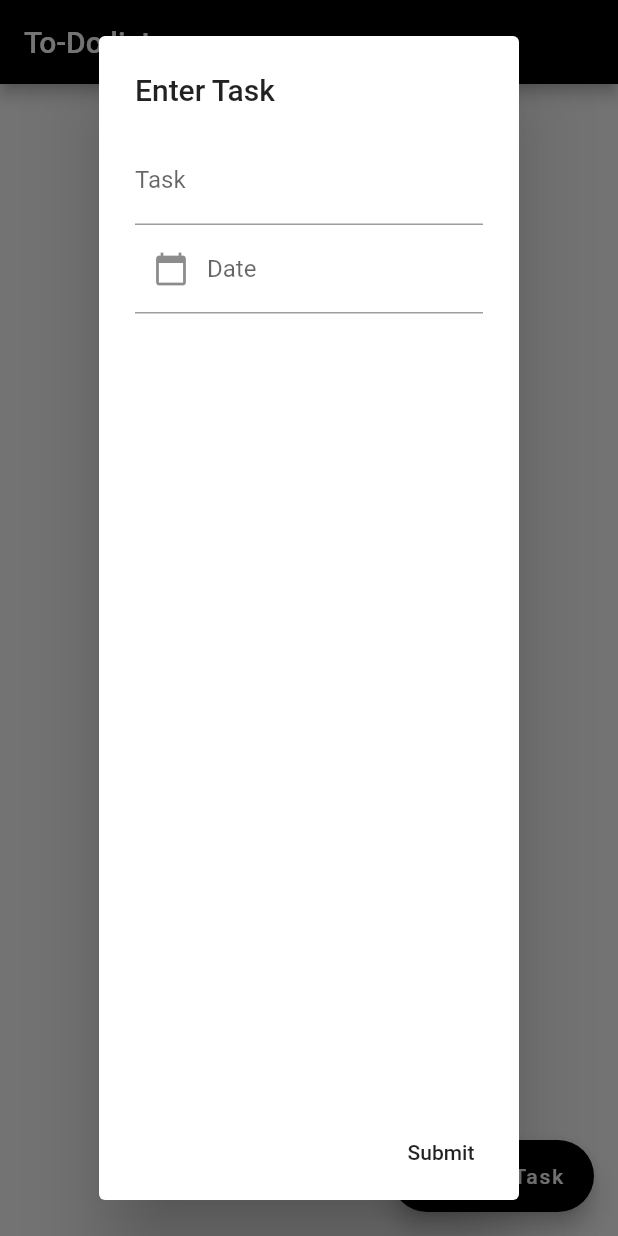
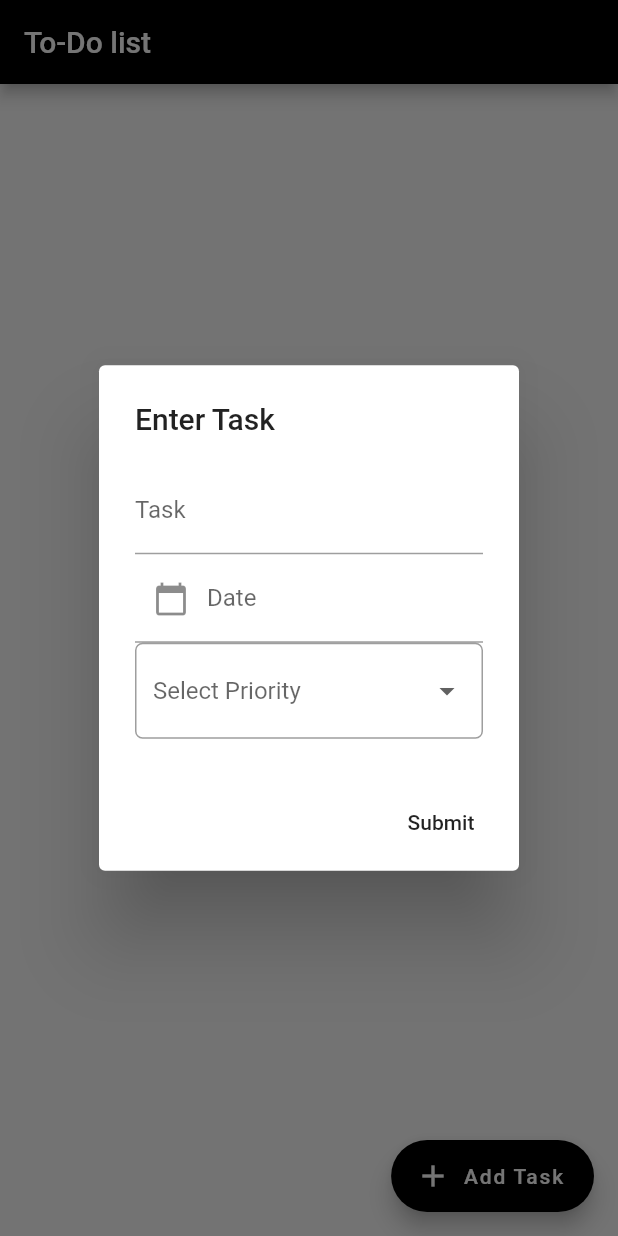
Before and after one commit to eashaankar/TimeDoist, a Flutter app: the screen it shows after launch, after a tap on "Add Task", on a phone screen of 412 x 824 dp. Run offline on Flutter 3.47's test engine with Material 2 defaults, Android fonts, the phone set to English and light mode, and no system bars; our stand-ins replace firebase_core, firebase_database; accounts and stored records are empty.

Commit message:
added Category field

```diff
--- a/lib/TestPage.dart
+++ b/lib/TestPage.dart
@@ -3,6 +3,7 @@
 import 'package:firebase_database/firebase_database.dart';
 import 'package:firebase_database/ui/firebase_animated_list.dart';
 import 'package:intl/intl.dart';
+
 
 
 class TestPage extends StatefulWidget {
@@ -21,14 +22,8 @@
   final taskfiredate = '01-12-2000';
   final customController = TextEditingController();
   final _dateController = TextEditingController();
-
-  //final List<String> tasknames = <String>[];
-
-  /*void addItemToList(){
-    setState(() {
-      tasknames.insert(0,customController.text);
-    });
-  }*/
+  var _currentSelectedValue;
+  final deviceTypes = ["Urgent", "Important", "General"];
 
   DateTime _dateTime = DateTime.now();
 
@@ -52,10 +47,10 @@
 
     final ref = referenceDatabase.reference();
 
-
     var alert = AlertDialog(
       title: Text("Enter Task"),
-      content: Column(
+      content: SingleChildScrollView(
+        child: Column(
           children: [
             TextField(
               controller: customController,
@@ -76,7 +71,36 @@
                 )
               ),
             ),
+        FormField<String>(
+          builder: (FormFieldState<String> state) {
+            return InputDecorator(
+              decoration: InputDecoration(
+                  border: OutlineInputBorder(
+                      borderRadius: BorderRadius.circular(5.0))),
+              child: DropdownButtonHideUnderline(
+                child: DropdownButton<String>(
+                  hint: Text("Select Priority"),
+                  value: _currentSelectedValue,
+                  isDense: true,
+                  onChanged: (String? newValue) {
+                    setState(() {
+                      _currentSelectedValue = newValue!;
+                    });
+                    print(_currentSelectedValue);
+                  },
+                  items: deviceTypes.map((String value) {
+                    return DropdownMenuItem<String>(
+                      value: value,
+                      child: Text(value),
+                    );
+                  }).toList(),
+                ),
+              ),
+            );
+          },
+        ),
           ],
+        ),
       ),
       actions: <Widget>[
         MaterialButton(
@@ -87,7 +111,7 @@
             ref
                 .child('TaskNameF')
                 .push()
-                .set({'Title':customController.text, 'Date':_dateController.text})
+                .set({'Title':customController.text, 'Date':_dateController.text, 'Category':_currentSelectedValue})
                 .asStream();
 
             Navigator.of(context).pop(customController.text.toString());
@@ -102,6 +126,7 @@
             );
             customController.clear();
             _dateController.clear();
+            //_currentSelectedValue.clear();
             // Find the ScaffoldMessenger in the widget tree
             // and use it to show a SnackBar.
             ScaffoldMessenger.of(context).showSnackBar(snackBar);
@@ -123,7 +148,6 @@
   void initState(){
     final FirebaseDatabase database = FirebaseDatabase(app: widget.app);
     _taskName = database.reference().child('TaskNameF');
-
     super.initState();
   }
 
@@ -149,11 +173,21 @@
                         DataSnapshot snapshot,
                         Animation<double> animation,
                         int index){
-                      return new ListTile(
+                      return Column(
+                        children: [
+                          new ListTile(
                               trailing: IconButton(icon: Icon(Icons.delete),
                                 onPressed: () => _taskName.child(snapshot.key).remove(),),
                               title: new Text(snapshot.value['Title']?? 'Error'),
-                        subtitle: new Text(snapshot.value['Date'] ?? 'Error'),
+                            subtitle: Wrap(
+                              children: [
+                                new Text(snapshot.value['Category'] ?? 'Error', textAlign: TextAlign.start,),
+                                new Text(' // '),
+                                new Text(snapshot.value['Date'] ?? 'Error', textAlign: TextAlign.start,)
+                              ],
+                            ),
+                          ),
+                        ],
                       );
                     })
                       /*child: ListView.builder(
```
Lines whose indentation alone changed are shown as unchanged.
